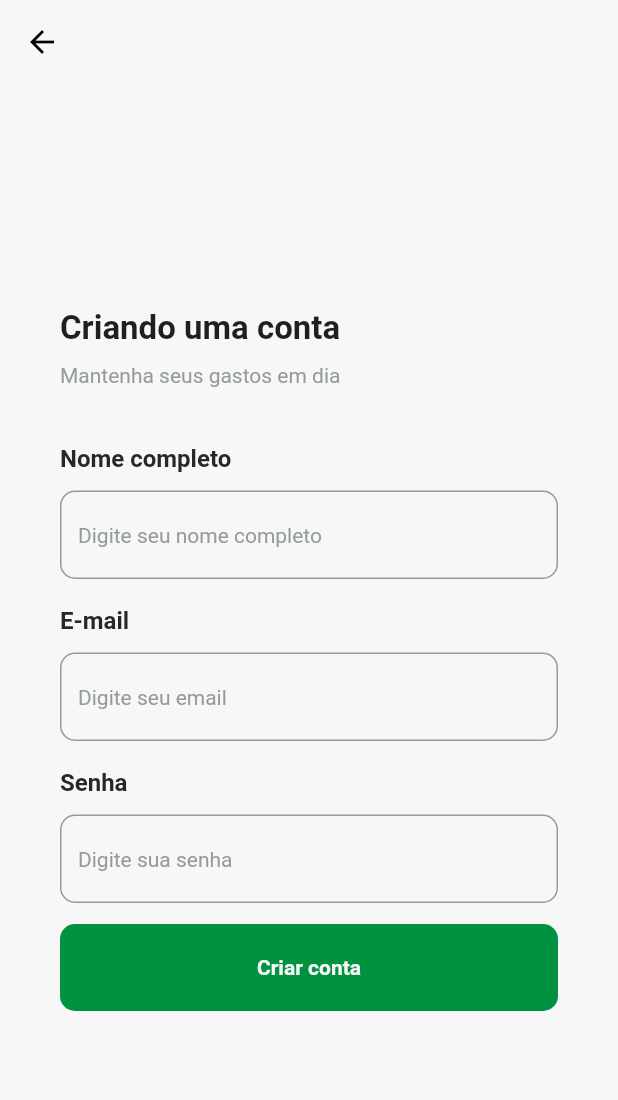
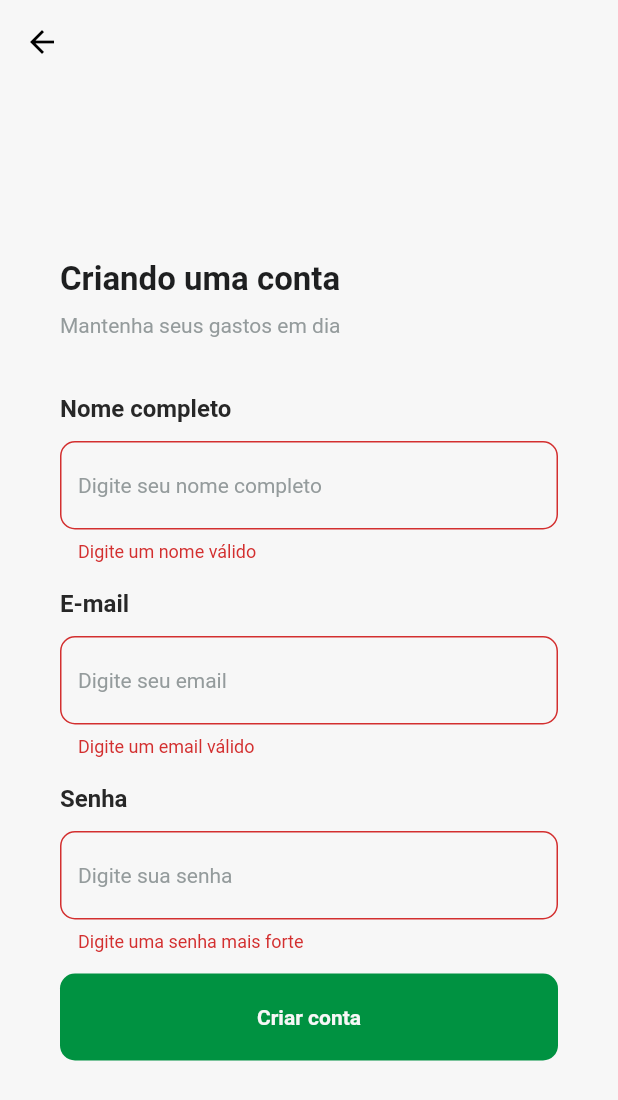
Before and after one commit to andersondantas81/flutterapp, a Flutter app: the CreateAccountPage screen opened by its route, after a tap on "Criar conta", on a phone screen of 412 x 824 dp. Shown: the top 1100 px of the screen. Run offline on Flutter 3.47's test engine with Material 2 defaults, Android fonts, the phone set to English and light mode, and no system bars; our stand-ins replace google_fonts, validators.

Commit message:
Criação do controler de criação de conta - create_account_controller.dart

```diff
--- /dev/null
+++ b/lib/modules/login/create_account_controller.dart
@@ -0,0 +1,30 @@
+import 'package:flutter/cupertino.dart';
+
+class CreateAccountController {
+  final formKey = GlobalKey<FormState>();
+  String _email = "";
+  String _password = "";
+  String _name = "";
+
+  void onChange({String? email, String? password, String? name}) {
+    email = email ?? _email;
+    password = password ?? _password;
+    name = name ?? _name;
+    print("email: $_email | password: $password | nome: $_name");
+  }
+
+  bool validator() {
+    final form = formKey.currentState!;
+    if (form.validate()) {
+      form.save();
+      return true;
+    }
+    return false;
+  }
+
+  void create() {
+    if (validator()) {
+      print("Pode chamar o backend.");
+    }
+  }
+}
--- a/lib/modules/login/pages/create_account/create_account_page.dart
+++ b/lib/modules/login/pages/create_account/create_account_page.dart
@@ -1,11 +1,19 @@
 import 'package:flutter/material.dart';
+import 'package:flutterapp/modules/login/create_account_controller.dart';
 import 'package:flutterapp/shared/theme/app_theme.dart';
 import 'package:flutterapp/shared/widgets/button/button.dart';
 import 'package:flutterapp/shared/widgets/input_text/input_text.dart';
+import 'package:validators/validators.dart';
 
-class CreateAccountPage extends StatelessWidget {
+class CreateAccountPage extends StatefulWidget {
   const CreateAccountPage({Key? key}) : super(key: key);
 
+  @override
+  State<CreateAccountPage> createState() => _CreateAccountPageState();
+}
+
+class _CreateAccountPageState extends State<CreateAccountPage> {
+  final controller = CreateAccountController();
   @override
   Widget build(BuildContext context) {
     return Scaffold(
@@ -19,6 +27,8 @@ class CreateAccountPage extends StatelessWidget {
       backgroundColor: AppTheme.colors.background,
       body: Padding(
         padding: const EdgeInsets.symmetric(vertical: 15, horizontal: 40),
+        child: Form(
+          key: controller.formKey,
           child: Column(
             mainAxisAlignment: MainAxisAlignment.center,
             crossAxisAlignment: CrossAxisAlignment.start,
@@ -37,21 +47,41 @@ class CreateAccountPage extends StatelessWidget {
               SizedBox(
                 height: 38,
               ),
-            InputText(label: "Nome completo", hint: "Digite seu nome completo"),
+              InputText(
+                label: "Nome completo",
+                hint: "Digite seu nome completo",
+                validator: (value) =>
+                    value.isNotEmpty ? null : "Digite um nome válido",
+                onChanged: (value) => controller.onChange(name: value),
+              ),
               SizedBox(height: 18),
-            InputText(label: "E-mail", hint: "Digite seu email"),
+              InputText(
+                label: "E-mail",
+                hint: "Digite seu email",
+                validator: (value) =>
+                    isEmail(value) ? null : "Digite um email válido",
+                onChanged: (value) => controller.onChange(email: value),
+              ),
               SizedBox(height: 18),
-            InputText(label: "Senha", obscure: true, hint: "Digite sua senha"),
+              InputText(
+                label: "Senha",
+                obscure: true,
+                hint: "Digite sua senha",
+                validator: (value) =>
+                    value.length >= 6 ? null : "Digite uma senha mais forte",
+                onChanged: (value) => controller.onChange(password: value),
+              ),
               SizedBox(height: 14),
               Button(
                 label: "Criar conta",
                 onTap: () {
-                print("Criar conta");
+                  controller.create();
                 },
               )
             ],
           ),
         ),
+      ),
     );
   }
 }
```
Lines whose indentation alone changed are shown as unchanged.
